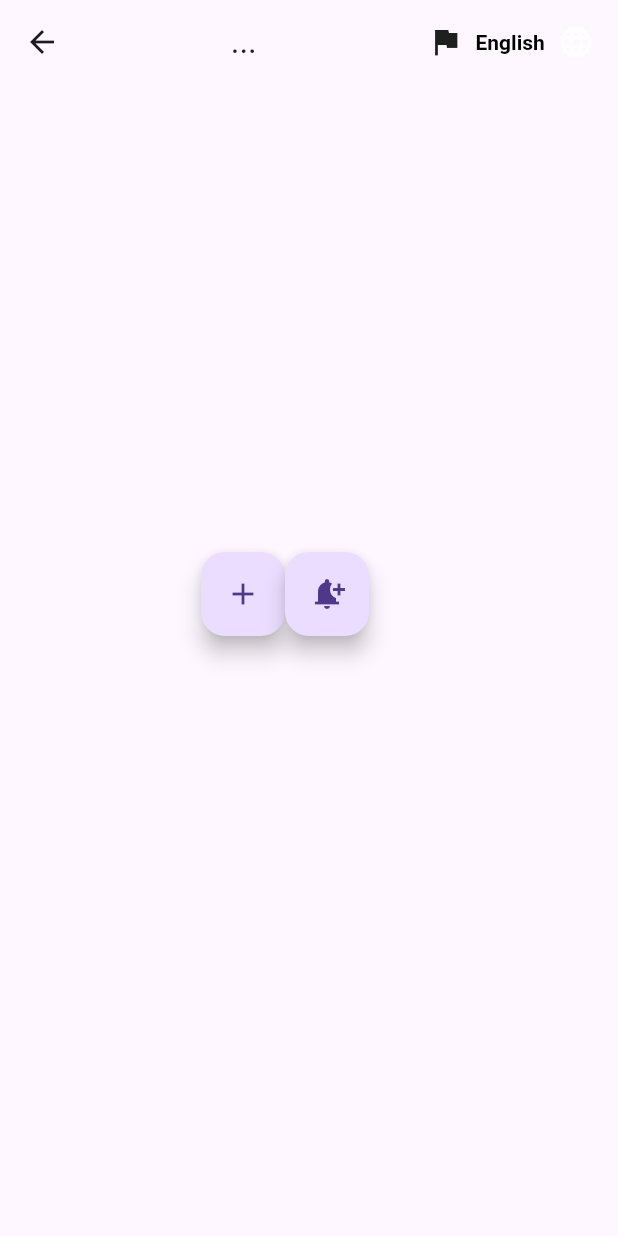
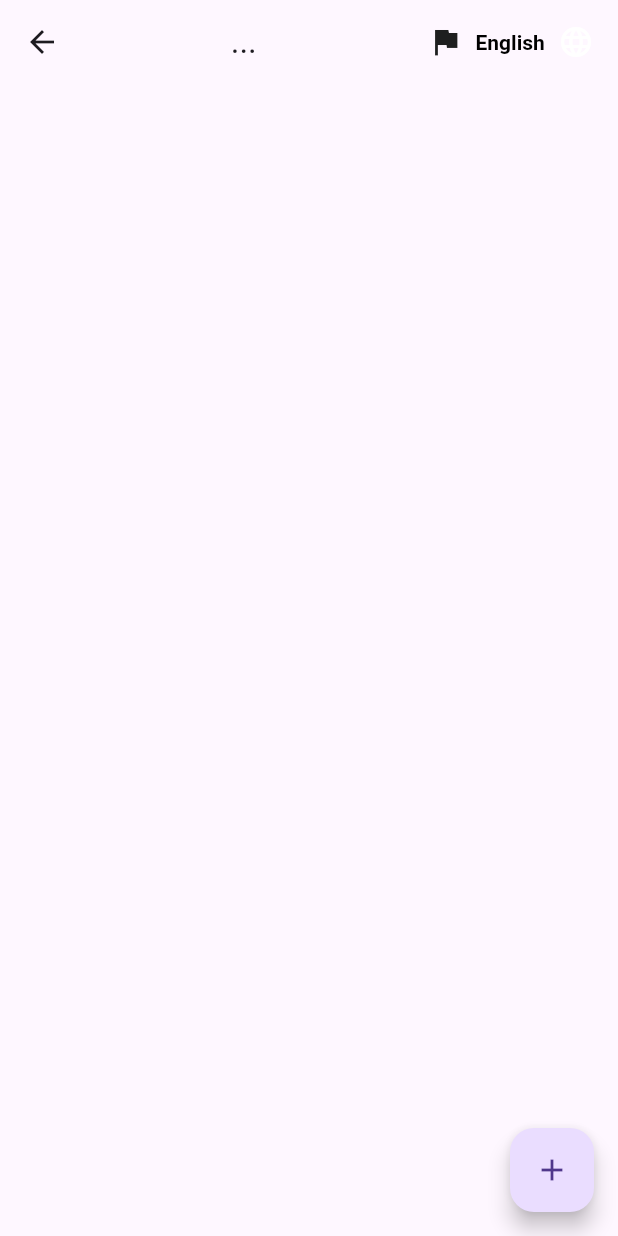
Before and after one commit to speaksStick/may_be_too_basic, a Flutter app: the screen it shows after launch, after a tap on "Login!", on a phone screen of 412 x 824 dp. Run offline on Flutter 3.47's test engine with Material 3 defaults, Android fonts, the light colour scheme and no system bars; our stand-ins replace flutter_colorpicker, flutter_local_notifications, logger, shimmer; missing offline and left inert: event, streak_calendar.

Commit message:
[MVVM]: Introduced a Logging service to log, introduced a ObjectProvider class to manage the singleton instances

```diff
--- a/lib/Common/DateTimeManager.dart
+++ b/lib/Common/DateTimeManager.dart
@@ -1,10 +1,21 @@
 import 'package:event/event.dart';
+import 'package:may_be_too_basic/Common/GlobalObjectProvider.dart';
 
 class DateTimeManager
 {
   final Event<DateTimeEventArgs> MidNightNotificationEvent = Event();
-  DateTime get GetCurrentLocalDateTime => DateTime.now();
+  final Event<DateTimeEventArgs> EveningNotificationEvent = Event();
+
+  static DateTime get GetCurrentLocalDateTime => DateTime.now();
   bool _myIsMidNightNotificationSentOnceForTheDay = false;
+  bool _myIsEveningNotificationSentOnceForTheDay = false;
+
+  //ToDo: Implmentation to stream line to be able to raise multiple notifications
+  List<int> _myListOfTimesWhereEventsNeedToBeRaised = List.empty();
+  set ListOfTimesWhereEventsNeedToBeHeard(int aTimeIWantAnEvent)
+  {
+    _myListOfTimesWhereEventsNeedToBeRaised.add(aTimeIWantAnEvent);
+  }
 
   //Follows the singleton pattern by providing the singleton instance
   static DateTimeManager _myDateTimeManagerSingleTonInstance = DateTimeManager._internal();
@@ -15,7 +26,7 @@ class DateTimeManager
   //Public API
   //Async method to be started. This sends the midnight notification exactly after 12 AM in the night
   //The client needs to subscribe to MidNightNotification event.
-  void StartTimeTrackerAndSendLocalMidNightNotifications() async
+  void StartTimeTrackerAndSendLocalNotificationsAtDesignatedTimes() async
   {
     print("${GetCurrentLocalDateTime} StartTimeTrackerAndSendLocalMidNightNotifications called");
 
@@ -23,45 +34,65 @@ class DateTimeManager
     {
       print("${GetCurrentLocalDateTime} =============StartTimeTrackerAndSendLocalMidNightNotifications loop started============");
 
-      if(_CheckIfMidNightNotificationFlagCanBeReset(GetCurrentLocalDateTime))
+      //ToDo: Need to stream line event raising in an efficient manner (eg: channels)
+      //Logic for raising the Midnight event
+      if(_CheckIfNotificationFlagCanBeReset(GetCurrentLocalDateTime, hourHandWhenCannotResetFlag: 0))
       {
         _myIsMidNightNotificationSentOnceForTheDay = false;
       }
-      if(_CheckLocalMidNightTimeCrossed(GetCurrentLocalDateTime) && !_myIsMidNightNotificationSentOnceForTheDay)
+      if(_CheckLocalTargetTimeHasComeToRaiseEvents(GetCurrentLocalDateTime, 0, 0 ,hourHandValueToRaiseEvent: 0) && !_myIsMidNightNotificationSentOnceForTheDay)
       {
         MidNightNotificationEvent.broadcast(DateTimeEventArgs(dateTimeEventArgs: GetCurrentLocalDateTime));
+        _myIsMidNightNotificationSentOnceForTheDay = true;
       }
+
+      //Logic for raising the Evening event
+      if(_CheckIfNotificationFlagCanBeReset(GetCurrentLocalDateTime, hourHandWhenCannotResetFlag: 20))
+      {
+        _myIsEveningNotificationSentOnceForTheDay = false;
+      }
+      if(_CheckLocalTargetTimeHasComeToRaiseEvents(GetCurrentLocalDateTime, 0, 0, hourHandValueToRaiseEvent: 20) && !_myIsEveningNotificationSentOnceForTheDay)
+      {
+        GlobalObjectProvider.LoggerServiceSingleTonObject.LogMessage("Raising evening event, time ${GetCurrentLocalDateTime}");
+
+        EveningNotificationEvent.broadcast(DateTimeEventArgs(dateTimeEventArgs: GetCurrentLocalDateTime));
+        _myIsEveningNotificationSentOnceForTheDay = true;
+      }
+
       await Future.delayed(const Duration(seconds: 10));
       print("${GetCurrentLocalDateTime} =============StartTimeTrackerAndSendLocalMidNightNotifications loop ended============");
     }
 
   }
 
-  //  bool IsNewDayStartedToResetHabitCompletionCertificate({required habitCompletionDateTime, required midNightDateTimeAsPerMidNightNotificationEvent})
-  //  {
 
-  //  }
 
 //Private methods
-//Checks wether the local time has crossed the midnight by checking the hour hand
-bool _CheckLocalMidNightTimeCrossed(DateTime currentLocalDateTime)
+//Checks wether the local time has crossed the designated hour, min, sec hands.
+bool _CheckLocalTargetTimeHasComeToRaiseEvents(DateTime currentLocalDateTime, int minuteHand, int secondHand, {required int hourHandValueToRaiseEvent})
 {
-  if(currentLocalDateTime.hour == 0 && currentLocalDateTime.minute > 0 )
+  if(currentLocalDateTime.hour == hourHandValueToRaiseEvent && currentLocalDateTime.minute > minuteHand && currentLocalDateTime.second > secondHand )
   {
+    GlobalObjectProvider.LoggerServiceSingleTonObject.LogMessage("Entered _CheckLocalTargetTimeHasComeToRaiseEvents (Time has come) with currentTime, ${currentLocalDateTime}");
+
     return true;
   }
+  GlobalObjectProvider.LoggerServiceSingleTonObject.LogMessage("Entered _CheckLocalTargetTimeHasComeToRaiseEvents (Time yet to come) with hourHand: ${hourHandValueToRaiseEvent}, currentTime, ${currentLocalDateTime}");
+
   return false;
 }
 
 //Private methods
 //Checks if the Midnight notification flag could be reset,
 //Returns true if hour hand is not at 12 AM otherwise false.
-bool _CheckIfMidNightNotificationFlagCanBeReset(DateTime currentLocalDateTime)
+bool _CheckIfNotificationFlagCanBeReset(DateTime currentLocalDateTime, {required hourHandWhenCannotResetFlag})
 {
-  if(currentLocalDateTime.hour != 0)
+  if(currentLocalDateTime.hour != hourHandWhenCannotResetFlag)
   {
+    GlobalObjectProvider.LoggerServiceSingleTonObject.LogMessage("Entered _CheckIfNotificationFlagCanBeReset (Flag reset) with hourHand: ${hourHandWhenCannotResetFlag}, ${currentLocalDateTime}");
     return true;
   }
+  GlobalObjectProvider.LoggerServiceSingleTonObject.LogMessage("Entered _CheckIfNotificationFlagCanBeReset (Flag Noreset) with hourHand: ${hourHandWhenCannotResetFlag}, ${currentLocalDateTime}");
   return false;
 }
 
--- /dev/null
+++ b/lib/Common/GlobalObjectProvider.dart
@@ -0,0 +1,28 @@
+import 'package:may_be_too_basic/Services/LoggerService.dart';
+import 'package:may_be_too_basic/Services/FlutterLocalNotificationsService.dart';
+
+class GlobalObjectProvider
+{
+  static Future<void> InitializeAllServicesAndAssociates() async
+  {
+    //Below code first creates the singleton object using the factory constructor of FlutterLocalNotificationsService,
+    // then fills the member variable : _myFlutterlocalnotificationsService to be used by other clients.
+    // After creating of singleton instance, calls the service initialization.
+    //ToDo: The permission to be obtained only after the app starts and logged on.
+    // Now its asking before the app even starts
+    _myFlutterlocalnotificationsService = FlutterLocalNotificationsService.singleTonServiceObject();
+    await _myFlutterlocalnotificationsService.InitializeLocalNotificationsService();
+    await _myFlutterlocalnotificationsService.GetFlutterLocalNotificationsPermissionForAndroid();
+
+    //The below code creates the LogginService Singleton initilization object
+    _myLoggerServiceSingleTonObject = await LoggerService.InitializeSingleTonLoggingService();
+  }
+
+  //LoggerService object initialization
+  static late LoggerService _myLoggerServiceSingleTonObject;
+  static LoggerService get LoggerServiceSingleTonObject => _myLoggerServiceSingleTonObject;
+
+  //FlutterlocalnotificationsService object initialization
+  static late FlutterLocalNotificationsService _myFlutterlocalnotificationsService;
+  static FlutterLocalNotificationsService get FlutterlocalnotificationsServiceSingleTonObject => _myFlutterlocalnotificationsService;
+}
--- a/lib/Services/FlutterlocalnotificationsService.dart
+++ b/lib/Services/FlutterlocalnotificationsService.dart
@@ -1,13 +1,13 @@
 import 'package:flutter_local_notifications/flutter_local_notifications.dart';
 
-class FlutterlocalnotificationsService {
+class FlutterLocalNotificationsService {
 
   //The name _internal is a convention in Dart for private named constructors used in singleton patterns.
   //The underscore (_) makes the constructor private to the library.
   //internal is just a descriptive name, meaning "for internal use only".
-  static final FlutterlocalnotificationsService _singleTonServiceObject = FlutterlocalnotificationsService._internal();
-  factory FlutterlocalnotificationsService.singleTonServiceObject() => _singleTonServiceObject;
-  FlutterlocalnotificationsService._internal();
+  static final FlutterLocalNotificationsService _singleTonServiceObject = FlutterLocalNotificationsService._internal();
+  factory FlutterLocalNotificationsService.singleTonServiceObject() => _singleTonServiceObject;
+  FlutterLocalNotificationsService._internal();
 
   final flutterLocalNotificationsPlugin = FlutterLocalNotificationsPlugin();
   bool _isInitialized = false;
--- /dev/null
+++ b/lib/Services/LoggerService.dart
@@ -0,0 +1,114 @@
+import 'dart:io';
+
+import 'package:logger/logger.dart';
+import 'package:may_be_too_basic/Common/DateTimeManager.dart';
+import 'package:path_provider/path_provider.dart';
+
+class LoggerService {
+
+  static Directory? _myApplicationDocDirectory = Directory("");
+  static File _myLogFile = File("");
+  static final LoggerService _singleTonLoggingServiceObject =
+      LoggerService._internal();
+  static late Logger _myLoggerService;
+
+  //Private Constructor
+  LoggerService._internal();
+
+  //Async Initializer method to get a singleton object of LoggerService class
+  static Future<LoggerService> InitializeSingleTonLoggingService() async {
+
+    //Important info on below code:
+    //await, it will wait for the async operation to finish before continuing to the next line in that function.
+    //Other async operations in your app (in other functions or isolates) can still run in parallel, but inside the same async function, execution will pause at each await until the awaited Future completes.
+    await _createLoggingDirectory();
+
+    _myLoggerService = Logger(
+        printer: PrettyPrinter(
+            methodCount: 0, // Number of method calls to be displayed
+            errorMethodCount:
+                8, // Number of method calls if stacktrace is provided
+            lineLength: 120, // Width of the output
+            colors: true, // Colorful log messages
+            printEmojis: false, // Print emojis
+            //printTime: false, // Should each log print a timestamp
+            noBoxingByDefault: true,
+          ),
+        filter: ProductionFilter(),
+        output: LogOutPutDesignator(
+            myFileToStoreLogs:
+                _myLogFile) // Or DevelopmentFilter() for more verbose logs in debug
+        );
+    await _initializeLoggerService();
+
+    return _singleTonLoggingServiceObject;
+  }
+
+  //Private methods
+  static Future<void> _createLoggingDirectory() async {
+    if (Platform.isIOS || Platform.isAndroid) {
+      _myApplicationDocDirectory = await getApplicationDocumentsDirectory();
+      _myLogFile = File(
+          '${_myApplicationDocDirectory?.path}/may_be_too_basic_app_logs.log');
+      print("path to log is: ${_myLogFile.path}");
+    }
+    // } else {
+    //   // For desktop (Windows, macOS, Linux)
+    //   final directory = await getDownloadsDirectory();
+    //   if (!await directory!.exists()) {
+    //     await directory.create(recursive: true);
+    //   }
+    //   _myLogFile = File('${directory.path}/FlutterLogs.log');
+    // }
+    await _myLogFile!.create();
+  }
+
+  static Future<void> _initializeLoggerService() async {
+    if (_myLogFile != null) {
+      if (!await _myLogFile!.exists()) {
+        await _myLogFile!.create();
+      } else {
+      await _myLogFile!.writeAsString(''); //Remove all old log contents
+      }
+    }
+    await _myLoggerService.init;
+  }
+
+
+  //Public api for logging
+  void LogMessage(String message) {
+    _myLoggerService.i("${DateTimeManager.GetCurrentLocalDateTime}  - ${message}");
+  }
+
+  void LogError(String message) {
+    _myLoggerService.e("${DateTimeManager.GetCurrentLocalDateTime}  - ${message}");
+  }
+
+  void LogWarning(String message) {
+    _myLoggerService.w("${DateTimeManager.GetCurrentLocalDateTime}  - ${message}");
+  }
+}
+
+//The class to hold the overriden output method to Log based on our wish.
+class LogOutPutDesignator extends LogOutput {
+  final File myFileToStoreLogs;
+
+  LogOutPutDesignator({required this.myFileToStoreLogs});
+
+  @override
+  void output(OutputEvent event) async {
+    var isLoggingInSameLine = false;
+    for (var individualLines in event.lines) {
+      var logString = individualLines.trim();
+      await myFileToStoreLogs.writeAsString("\n${individualLines}",  mode: FileMode.append);
+      // if (!isLoggingInSameLine) {
+      //   await myFileToStoreLogs.writeAsString("\n${individualLines}",
+      //       mode: FileMode.append);
+      // } else {
+      //   await myFileToStoreLogs.writeAsString("\t${individualLines}",
+      //       mode: FileMode.append);
+      // }
+      isLoggingInSameLine = true;
+    }
+  }
+}
--- a/lib/main.dart
+++ b/lib/main.dart
@@ -1,4 +1,6 @@
 import 'package:flutter_localizations/flutter_localizations.dart';
+import 'package:may_be_too_basic/Services/LoggerService.dart';
+import 'package:may_be_too_basic/Common/GlobalObjectProvider.dart';
 import 'package:may_be_too_basic/Enums/HabitAttribute.dart';
 import 'package:may_be_too_basic/Models/HabitsModel.dart';
 import 'package:may_be_too_basic/Routes/LoginUserView.dart';
@@ -15,14 +17,10 @@ void main() async{
   //The below line of code ensures the async works are completed before calling the runApp.
   WidgetsFlutterBinding.ensureInitialized();
 
-  //Below code first creates the singleton object using the factory constructor and
-  // then calls the service initialization
-  //ToDo: The permission to be obtained only after the app starts and logged on.
-  // Now its asking before the app even starts
-  final notificationServiceObject = FlutterlocalnotificationsService.singleTonServiceObject();
-  await notificationServiceObject.InitializeLocalNotificationsService();
-  await notificationServiceObject.GetFlutterLocalNotificationsPermissionForAndroid();
-
+  //The below class provides the global object access
+  //The below initialization performs all the important async initializations,
+  //before the app starts.
+  await GlobalObjectProvider.InitializeAllServicesAndAssociates();
 
   runApp(
     ChangeNotifierProvider(
@@ -701,27 +699,12 @@ class MyHabitView extends StatelessWidget {
                     );
                   })),
         ]),
-        floatingActionButton: Center(
-          child: Row(
-            mainAxisAlignment: MainAxisAlignment.center,
-            children: [
-              FloatingActionButton(
-                onPressed: () {
-                  myShowAddHabitForm(context);
-                },
-                tooltip: AppLocalizations.of(context)!.addHabit,
-                child: Icon(Icons.add),
-              ),
-
-              FloatingActionButton(onPressed: ()
-              {
-                FlutterlocalnotificationsService.singleTonServiceObject().ShowNotification(title: "Yegfyuag", body: "ywtwe");
-              },
-
-              tooltip: "Send notification",
-              child: Icon(Icons.notification_add),)
-            ],
-          ),
+        floatingActionButton: FloatingActionButton(
+          onPressed: () {
+            myShowAddHabitForm(context);
+          },
+          tooltip: AppLocalizations.of(context)!.addHabit,
+          child: Icon(Icons.add),
         ));
   }
 
--- a/pubspec.yaml
+++ b/pubspec.yaml
@@ -42,6 +42,8 @@ dependencies:
     sdk: flutter
   intl: any
   flutter_local_notifications: ^19.4.2
+  logger: ^2.6.0
+  path_provider: ^2.1.5
   event: ^3.1.0
 
 dev_dependencies:
```
Also changed, not shown: lib/ViewModel/HabitViewModel.dart (+57 -41 lines), pubspec.lock.
